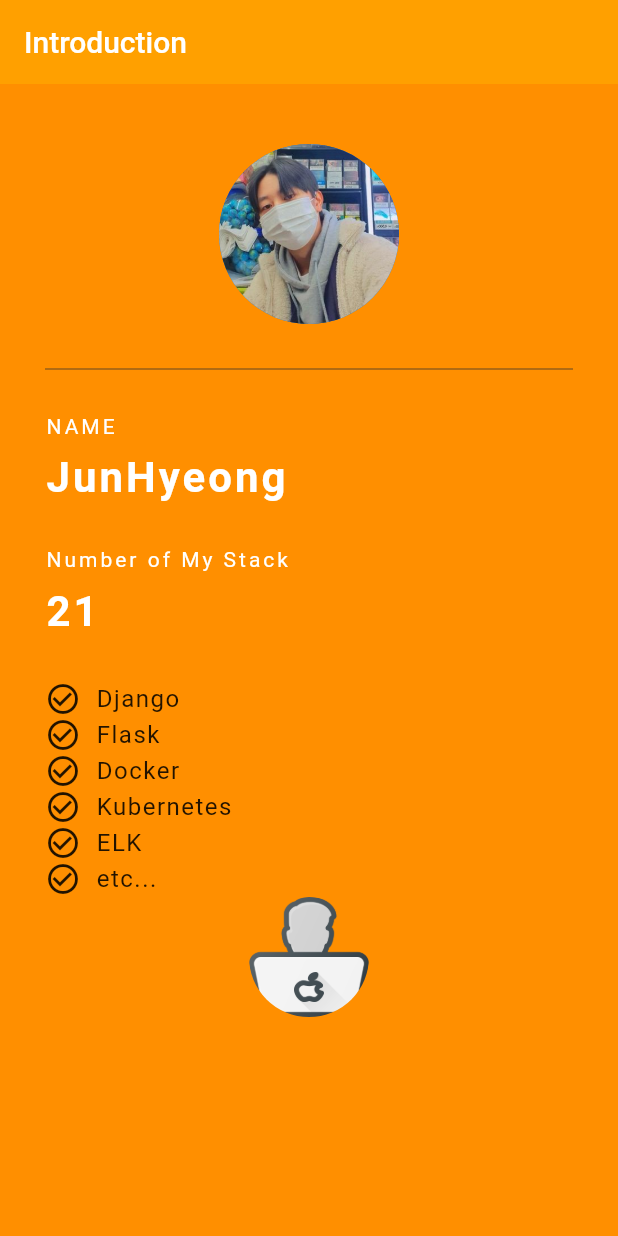
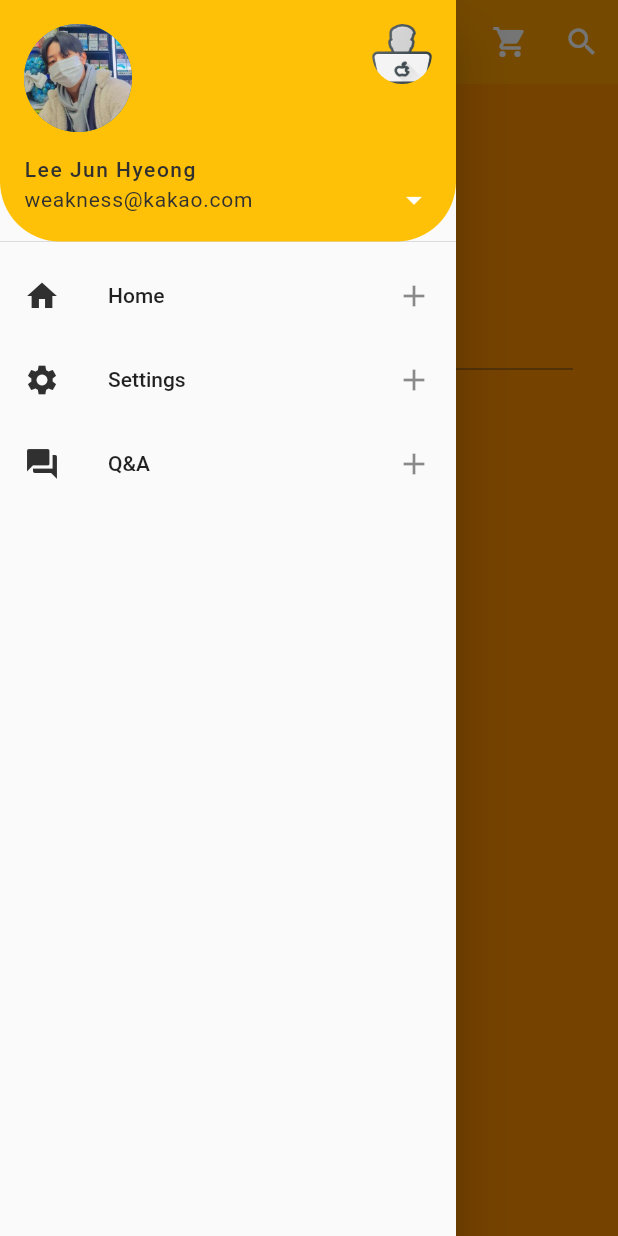
Before and after one commit to with-developer/Weather-provide-App, a Flutter app: the screen it shows after launch, with the side drawer open (before the commit the screen has no drawer), on a phone screen of 412 x 824 dp. Run offline on Flutter 3.47's test engine with Material 2 defaults, Android fonts, the phone set to English and light mode, and no system bars.

Commit message:
Update main.dart

```diff
--- a/flutter_study/flutter_application/lib/main.dart
+++ b/flutter_study/flutter_application/lib/main.dart
@@ -23,9 +23,95 @@ class Grade extends StatelessWidget {
     return Scaffold(
       backgroundColor: Colors.amber[800],
       appBar: AppBar(
+        centerTitle: true,
         title: Text('Introduction'),
         backgroundColor: Colors.amber[700],
         elevation: 0.0,
+        actions: [
+          IconButton(
+              onPressed: () {
+                print('shopping_cart button is clicked');
+              },
+              icon: Icon(Icons.shopping_cart)),
+          IconButton(
+              onPressed: () {
+                print('search button is clicked');
+              },
+              icon: Icon(Icons.search)),
+        ],
+      ),
+      drawer: Drawer(
+        child: ListView(
+          padding: EdgeInsets.zero,
+          children: [
+            UserAccountsDrawerHeader(
+              currentAccountPicture: CircleAvatar(
+                backgroundImage: AssetImage('assets/image.jpeg'),
+              ),
+              otherAccountsPictures: [
+                CircleAvatar(
+                  backgroundImage: AssetImage('assets/image2.png'),
+                  backgroundColor: Colors.amber[500],
+                )
+              ],
+              accountEmail: Text(
+                'weakness@kakao.com',
+                style: TextStyle(
+                  color: Colors.grey[850],
+                  letterSpacing: 0.5,
+                ),
+              ),
+              accountName: Text(
+                'Lee Jun Hyeong',
+                style: TextStyle(
+                  color: Colors.grey[850],
+                  letterSpacing: 1.0,
+                ),
+              ),
+              onDetailsPressed: () {
+                print('detail button is clicked');
+              },
+              decoration: BoxDecoration(
+                  color: Colors.amber[500],
+                  borderRadius: BorderRadius.only(
+                      bottomLeft: Radius.circular(40.0),
+                      bottomRight: Radius.circular(40.0))),
+            ),
+            ListTile(
+              leading: Icon(
+                Icons.home,
+                color: Colors.grey[850],
+              ),
+              title: Text('Home'),
+              onTap: () {
+                print('Home Button is clicked');
+              },
+              trailing: Icon(Icons.add),
+            ),
+            ListTile(
+              leading: Icon(
+                Icons.settings,
+                color: Colors.grey[850],
+              ),
+              title: Text('Settings'),
+              onTap: () {
+                print('Settings Button is clicked');
+              },
+              trailing: Icon(Icons.add),
+            ),
+            ListTile(
+              leading: Icon(
+                Icons.question_answer,
+                color: Colors.grey[850],
+              ),
+              title: Text('Q&A'),
+              onTap: () {
+                print('Q&A Button is clicked');
+              },
+              trailing: Icon(Icons.add),
+            ),
+          ],
+        ),
       ),
       body: Padding(
         padding: EdgeInsets.fromLTRB(30.0, 40.0, 30.0, 0.0),
```
